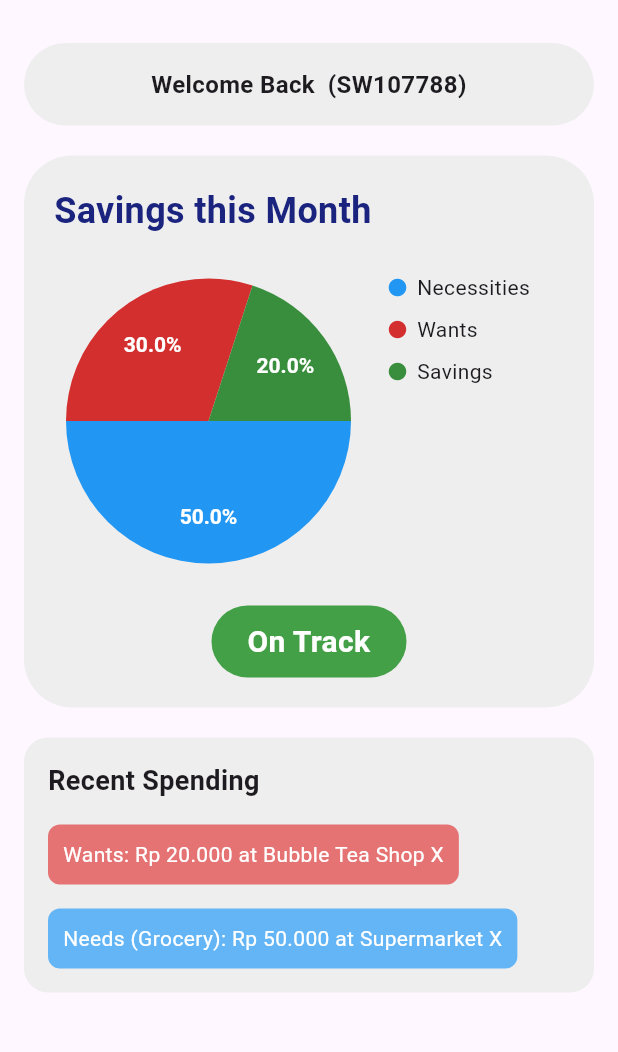
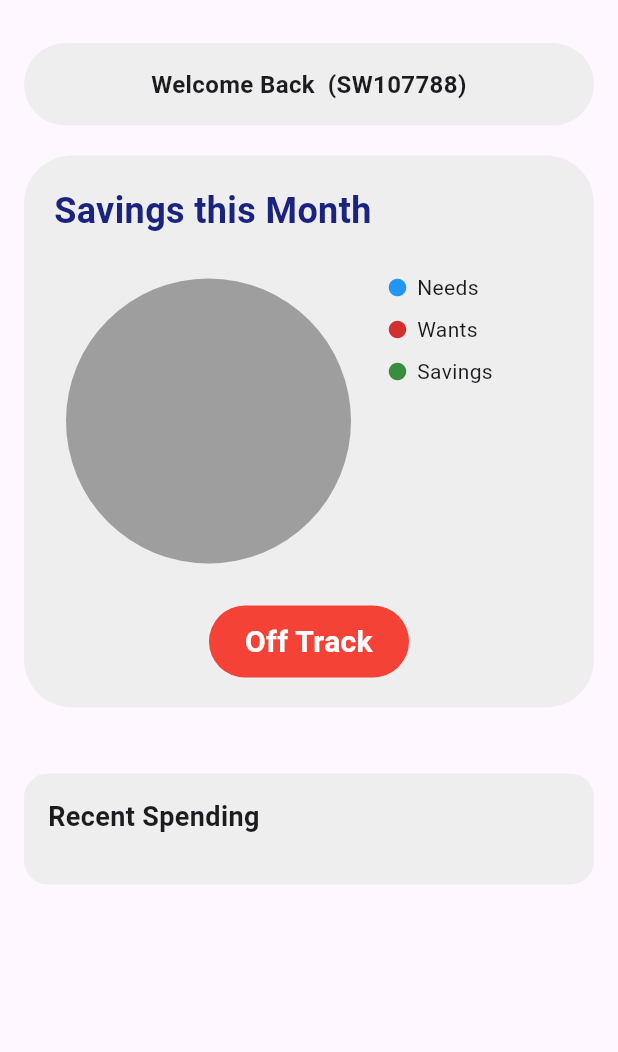
Before and after one commit to WilsonAnthonyT/SaveWiserApp, a Flutter app: the HomePage screen opened directly, on a phone screen of 412 x 824 dp, the part 65-1117 px from its top. Run offline on Flutter 3.47's test engine with Material 3 defaults, Android fonts, the phone set to English and light mode, and no system bars; drawn by our look-alikes of pie_chart; our stand-ins replace firebase_auth, firebase_core, fl_chart, flutter_local_notifications, flutter_timezone, hive and 4 more; accounts and stored records are empty.

Commit message:
fix again (savings)

```diff
--- a/savewiser/lib/pages/home.dart
+++ b/savewiser/lib/pages/home.dart
@@ -1,6 +1,11 @@
 import 'package:flutter/material.dart';
 import 'package:pie_chart/pie_chart.dart';
 import 'package:shared_preferences/shared_preferences.dart';
+import 'package:hive/hive.dart';
+import '../models/transaction.dart';
+import 'package:intl/intl.dart';
+
+final currencyFormatter = NumberFormat.decimalPattern();
 
 class HomePage extends StatefulWidget {
   const HomePage({super.key});
@@ -9,8 +14,18 @@ class HomePage extends StatefulWidget {
 }
 
 class _HomePageState extends State<HomePage> {
-  //final _formKey = GlobalKey<FormState>();
   String _name = "";
+  Map<String, double> _categoryTotals = {"Needs": 0, "Wants": 0, "Savings": 0};
+  String _statusLabel = "Loading...";
+  Color _statusColor = Colors.grey;
+  List<Transaction> _recentExpenses = [];
+
+  @override
+  void initState() {
+    super.initState();
+    initShared();
+    _loadHiveData();
+  }
 
   Future<void> initShared() async {
     final prefs = await SharedPreferences.getInstance();
@@ -18,31 +33,89 @@ class _HomePageState extends State<HomePage> {
     setState(() {});
   }
 
-  @override
-  void initState() {
-    super.initState();
-    initShared();
+  Future<void> _loadHiveData() async {
+    final box = Hive.box<Transaction>('transactions');
+    final now = DateTime.now();
+    final currentMonthTxs = box.values.where(
+      (tx) =>
+          tx.transactionType == 'Expense' &&
+          tx.year == now.year &&
+          tx.month == now.month,
+    );
+
+    final Map<String, double> totals = {
+      "Needs": 0.0,
+      "Wants": 0.0,
+      "Savings": 0.0,
+    };
+
+    for (var tx in currentMonthTxs) {
+      if (totals.containsKey(tx.category)) {
+        totals[tx.category] = (totals[tx.category] ?? 0) + tx.amount.abs();
+      }
+    }
+
+    final double totalSpending = totals.values.fold(0.0, (a, b) => a + b);
+
+    final Map<String, double> percentages = {
+      for (var entry in totals.entries)
+        entry.key: totalSpending == 0 ? 0 : (entry.value / totalSpending) * 100,
+    };
+
+    final bool isOnTrack =
+        _isWithinMargin(percentages["Needs"]!, 50) &&
+        _isWithinMargin(percentages["Wants"]!, 30) &&
+        _isWithinMargin(percentages["Savings"]!, 20);
+
+    final recent = currentMonthTxs.toList()
+      ..sort((a, b) {
+        final aDate = DateTime(a.year, a.month, a.date ?? 1);
+        final bDate = DateTime(b.year, b.month, b.date ?? 1);
+        return aDate.compareTo(bDate); // newest first
+      });
+
+    setState(() {
+      _categoryTotals = totals;
+      _statusLabel = isOnTrack ? "On Track" : "Off Track";
+      _statusColor = isOnTrack ? Colors.green : Colors.red;
+      _recentExpenses = recent.take(3).toList();
+    });
+  }
+
+  bool _isWithinMargin(double value, double target) {
+    return (value >= target - 5) && (value <= target + 5);
+  }
+
+  Widget legendItem(String title, Color color) {
+    return Padding(
+      padding: const EdgeInsets.symmetric(vertical: 4),
+      child: Row(
+        children: [
+          Icon(Icons.circle, color: color, size: 14),
+          const SizedBox(width: 6),
+          Expanded(child: Text(title, style: const TextStyle(fontSize: 14))),
+        ],
+      ),
+    );
   }
 
   Widget buildSavingsPieChartCard() {
     final Map<String, double> dataMap = {
-      "Necessities": 50,
-      "Wants": 30,
-      "Savings": 20,
+      for (var entry in _categoryTotals.entries) entry.key: entry.value,
     };
 
     final List<Color> colorList = [
-      Colors.blue,
-      Colors.red.shade700,
-      Colors.green.shade700,
+      Colors.blue, // Needs
+      Colors.red.shade700, // Wants
+      Colors.green.shade700, // Savings
     ];
 
     final double screenWidth = MediaQuery.of(context).size.width;
-    final double chartSize = screenWidth * 0.5; // 50% of screen width
+    final double chartSize = screenWidth * 0.5;
 
     return Container(
-      margin: EdgeInsets.only(bottom: 20),
-      padding: EdgeInsets.all(20),
+      margin: const EdgeInsets.only(bottom: 20),
+      padding: const EdgeInsets.all(20),
       decoration: BoxDecoration(
         color: Colors.grey[200],
         borderRadius: BorderRadius.circular(32),
@@ -58,11 +131,7 @@ class _HomePageState extends State<HomePage> {
               color: Colors.indigo[900],
             ),
           ),
-          SizedBox(height: 20),
-          LayoutBuilder(
-            builder: (context, constraints) {
-              return Column(
-                children: [
+          const SizedBox(height: 20),
           Row(
             crossAxisAlignment: CrossAxisAlignment.start,
             children: [
@@ -71,10 +140,10 @@ class _HomePageState extends State<HomePage> {
                 width: chartSize,
                 child: PieChart(
                   dataMap: dataMap,
-                          animationDuration: Duration(milliseconds: 800),
+                  animationDuration: const Duration(milliseconds: 800),
                   chartType: ChartType.disc,
                   colorList: colorList,
-                          chartValuesOptions: ChartValuesOptions(
+                  chartValuesOptions: const ChartValuesOptions(
                     showChartValuesInPercentage: true,
                     showChartValueBackground: false,
                     chartValueStyle: TextStyle(
@@ -83,15 +152,15 @@ class _HomePageState extends State<HomePage> {
                       color: Colors.white,
                     ),
                   ),
-                          legendOptions: LegendOptions(showLegends: false),
+                  legendOptions: const LegendOptions(showLegends: false),
                 ),
               ),
-                      SizedBox(width: 16),
+              const SizedBox(width: 16),
               Expanded(
                 child: Column(
                   crossAxisAlignment: CrossAxisAlignment.start,
                   children: [
-                            legendItem("Necessities", Colors.blue),
+                    legendItem("Needs", Colors.blue),
                     legendItem("Wants", Colors.red.shade700),
                     legendItem("Savings", Colors.green.shade700),
                   ],
@@ -99,21 +168,18 @@ class _HomePageState extends State<HomePage> {
               ),
             ],
           ),
-                  SizedBox(height: 20),
+          const SizedBox(height: 20),
           Center(
             child: Container(
-                      padding: EdgeInsets.symmetric(
-                        vertical: 12,
-                        horizontal: 24,
-                      ),
+              padding: const EdgeInsets.symmetric(vertical: 12, horizontal: 24),
               decoration: BoxDecoration(
-                        color: Colors.green.shade600,
+                color: _statusColor,
                 borderRadius: BorderRadius.circular(40),
               ),
               child: Text(
-                        "On Track",
+                _statusLabel,
                 textAlign: TextAlign.center,
-                        style: TextStyle(
+                style: const TextStyle(
                   color: Colors.white,
                   fontWeight: FontWeight.bold,
                   fontSize: 20,
@@ -123,30 +189,48 @@ class _HomePageState extends State<HomePage> {
             ),
           ),
         ],
-              );
-            },
-          ),
-        ],
       ),
     );
   }
 
-  // Helper widget for legend entries
-  Widget legendItem(String title, Color color) {
-    return Padding(
-      padding: const EdgeInsets.symmetric(vertical: 4),
-      child: Row(
+  Widget buildRecentSpendingCard() {
+    return Container(
+      width: double.infinity,
+      padding: const EdgeInsets.all(16),
+      decoration: BoxDecoration(
+        color: Colors.grey[200],
+        borderRadius: BorderRadius.circular(16),
+      ),
+      child: Column(
+        crossAxisAlignment: CrossAxisAlignment.start,
         children: [
-          Icon(Icons.circle, color: color, size: 14),
-          SizedBox(width: 6),
-          Expanded(
+          const Text(
+            'Recent Spending',
+            style: TextStyle(fontSize: 18, fontWeight: FontWeight.bold),
+          ),
+          const SizedBox(height: 16),
+          ..._recentExpenses.map((tx) {
+            final categoryColor =
+                {
+                  'Needs': Colors.blue[300],
+                  'Wants': Colors.red[300],
+                  'Savings': Colors.green[300],
+                }[tx.category] ??
+                Colors.grey;
+
+            return Container(
+              margin: const EdgeInsets.only(bottom: 12),
+              padding: const EdgeInsets.all(10),
+              decoration: BoxDecoration(
+                color: categoryColor,
+                borderRadius: BorderRadius.circular(8),
+              ),
               child: Text(
-              title,
-              style: TextStyle(fontSize: 14),
-              overflow: TextOverflow.visible,
-              softWrap: true,
+                '${tx.category}: ${tx.currency} ${currencyFormatter.format(tx.amount)} at ${tx.description ?? "Unknown"}',
+                style: const TextStyle(color: Colors.white),
               ),
-          ),
+            );
+          }).toList(),
         ],
       ),
     );
@@ -174,61 +258,25 @@ class _HomePageState extends State<HomePage> {
             Center(
               child: Container(
                 width: double.infinity,
-                margin: EdgeInsets.only(bottom: 20),
-                padding: EdgeInsets.all(16),
+                margin: const EdgeInsets.only(bottom: 20),
+                padding: const EdgeInsets.all(16),
                 decoration: BoxDecoration(
                   color: Colors.grey[200],
                   borderRadius: BorderRadius.circular(30),
                 ),
                 child: Text(
                   'Welcome Back $_name (SW107788)',
-                  style: TextStyle(fontSize: 16, fontWeight: FontWeight.bold),
+                  style: const TextStyle(
+                    fontSize: 16,
+                    fontWeight: FontWeight.bold,
+                  ),
                   textAlign: TextAlign.center,
                 ),
               ),
             ),
             buildSavingsPieChartCard(),
-            Container(
-              width: double.infinity,
-              padding: EdgeInsets.all(16),
-              decoration: BoxDecoration(
-                color: Colors.grey[200],
-                borderRadius: BorderRadius.circular(16),
-              ),
-              child: Column(
-                crossAxisAlignment: CrossAxisAlignment.start,
-                children: [
-                  Text(
-                    'Recent Spending',
-                    style: TextStyle(fontSize: 18, fontWeight: FontWeight.bold),
-                  ),
-                  SizedBox(height: 16),
-                  Container(
-                    padding: EdgeInsets.all(10),
-                    decoration: BoxDecoration(
-                      color: Colors.red[300],
-                      borderRadius: BorderRadius.circular(8),
-                    ),
-                    child: Text(
-                      'Wants: Rp 20.000 at Bubble Tea Shop X',
-                      style: TextStyle(color: Colors.white),
-                    ),
-                  ),
-                  SizedBox(height: 16),
-                  Container(
-                    padding: EdgeInsets.all(10),
-                    decoration: BoxDecoration(
-                      color: Colors.blue[300],
-                      borderRadius: BorderRadius.circular(8),
-                    ),
-                    child: Text(
-                      'Needs (Grocery): Rp 50.000 at Supermarket X',
-                      style: TextStyle(color: Colors.white),
-                    ),
-                  ),
-                ],
-              ),
-            ),
+            const SizedBox(height: 24),
+            buildRecentSpendingCard(),
           ],
         ),
       ),
--- a/savewiser/lib/pages/update_profile.dart
+++ b/savewiser/lib/pages/update_profile.dart
@@ -107,7 +107,7 @@ class _UpdateProfilePageState extends State<UpdateProfilePage> {
     final dt = await showDatePicker(
       context: context,
       initialDate: initial,
-      firstDate: now,
+      firstDate: now.subtract(const Duration(days: 5)),
       lastDate: DateTime(now.year + 10),
     );
     if (dt != null) {
```
Also changed, not shown: savewiser/lib/pages/current_savings.dart (+55 -6 lines), savewiser/lib/pages/profile_page.dart (+22 -35 lines). Lines whose indentation alone changed are shown as unchanged.
